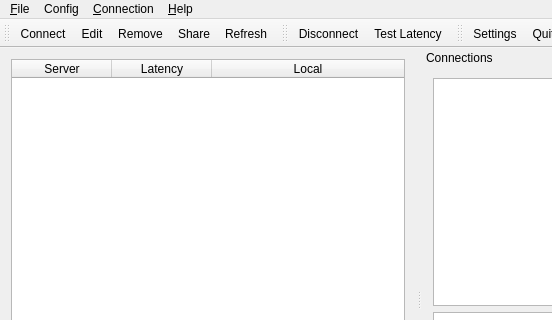
df543/shadowsocks-face, file src/ui/MainWindow.ui: the form before one commit; both pictures show x 0 to 552 and y 0 to 320 of the 700 by 550 pixel window.
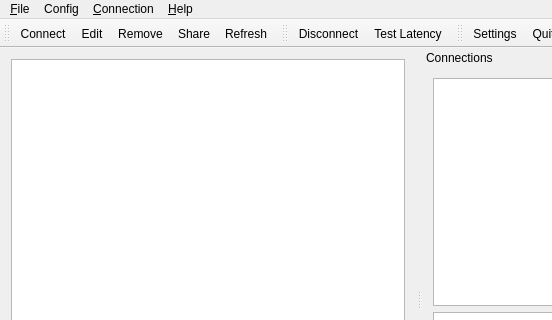
The form after the commit. Icons and pictures are not drawn.

Commit message: replace config manager with config dao/model

The edit to the form file:
```diff
--- a/src/ui/MainWindow.ui
+++ b/src/ui/MainWindow.ui
@@ -17,7 +17,7 @@
   <widget class="QWidget" name="centralWidget">
    <layout class="QVBoxLayout" name="verticalLayout_2">
     <item>
-     <widget class="QTableWidget" name="configTable">
+     <widget class="QTableView" name="tableViewConfig">
       <property name="contextMenuPolicy">
        <enum>Qt::ActionsContextMenu</enum>
       </property>
@@ -33,27 +33,15 @@
       <property name="selectionBehavior">
        <enum>QAbstractItemView::SelectRows</enum>
       </property>
+      <property name="wordWrap">
+       <bool>false</bool>
+      </property>
       <attribute name="horizontalHeaderStretchLastSection">
        <bool>true</bool>
       </attribute>
       <attribute name="verticalHeaderVisible">
        <bool>false</bool>
       </attribute>
-      <column>
-       <property name="text">
-        <string>Server</string>
-       </property>
-      </column>
-      <column>
-       <property name="text">
-        <string>Latency</string>
-       </property>
-      </column>
-      <column>
-       <property name="text">
-        <string>Local</string>
-       </property>
-      </column>
      </widget>
     </item>
    </layout>
```
The commit also changes 17 other files.
